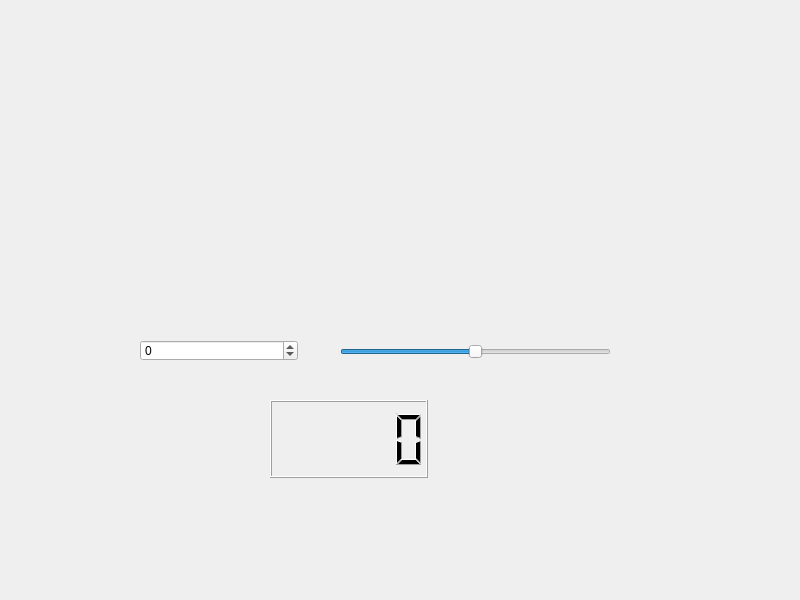
First picture: the form in widget.ui, repository gumin82/Spinbox, before the edit.
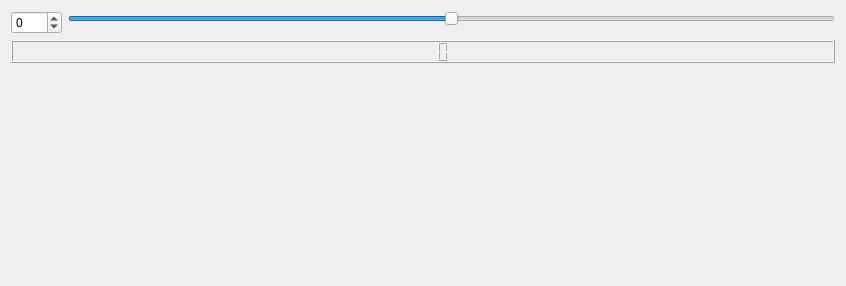
Second picture: the form after the edit.

Patch:
```diff
--- a/widget.ui
+++ b/widget.ui
@@ -6,22 +6,26 @@
    <rect>
     <x>0</x>
     <y>0</y>
-    <width>800</width>
-    <height>600</height>
+    <width>846</width>
+    <height>286</height>
    </rect>
   </property>
   <property name="windowTitle">
    <string>Widget</string>
   </property>
+  <layout class="QFormLayout" name="formLayout">
+   <item row="0" column="0">
+    <widget class="QSpinBox" name="spinBox">
+     <property name="minimum">
+      <number>-100</number>
+     </property>
+     <property name="maximum">
+      <number>100</number>
+     </property>
+    </widget>
+   </item>
+   <item row="0" column="1">
   <widget class="QSlider" name="horizontalSlider">
-   <property name="geometry">
-    <rect>
-     <x>340</x>
-     <y>341</y>
-     <width>271</width>
-     <height>21</height>
-    </rect>
-   </property>
    <property name="minimum">
     <number>-100</number>
    </property>
@@ -32,32 +36,11 @@
     <enum>Qt::Orientation::Horizontal</enum>
    </property>
   </widget>
-  <widget class="QSpinBox" name="spinBox">
-   <property name="geometry">
-    <rect>
-     <x>140</x>
-     <y>340</y>
-     <width>158</width>
-     <height>21</height>
-    </rect>
-   </property>
-   <property name="minimum">
-    <number>-100</number>
-   </property>
-   <property name="maximum">
-    <number>100</number>
-   </property>
-  </widget>
-  <widget class="QLCDNumber" name="lcdNumber">
-   <property name="geometry">
-    <rect>
-     <x>270</x>
-     <y>400</y>
-     <width>158</width>
-     <height>78</height>
-    </rect>
-   </property>
-  </widget>
+   </item>
+   <item row="1" column="0" colspan="2">
+    <widget class="QLCDNumber" name="lcdNumber"/>
+   </item>
+  </layout>
  </widget>
  <resources/>
  <connections>
```
Lines whose indentation alone changed are shown as unchanged.
